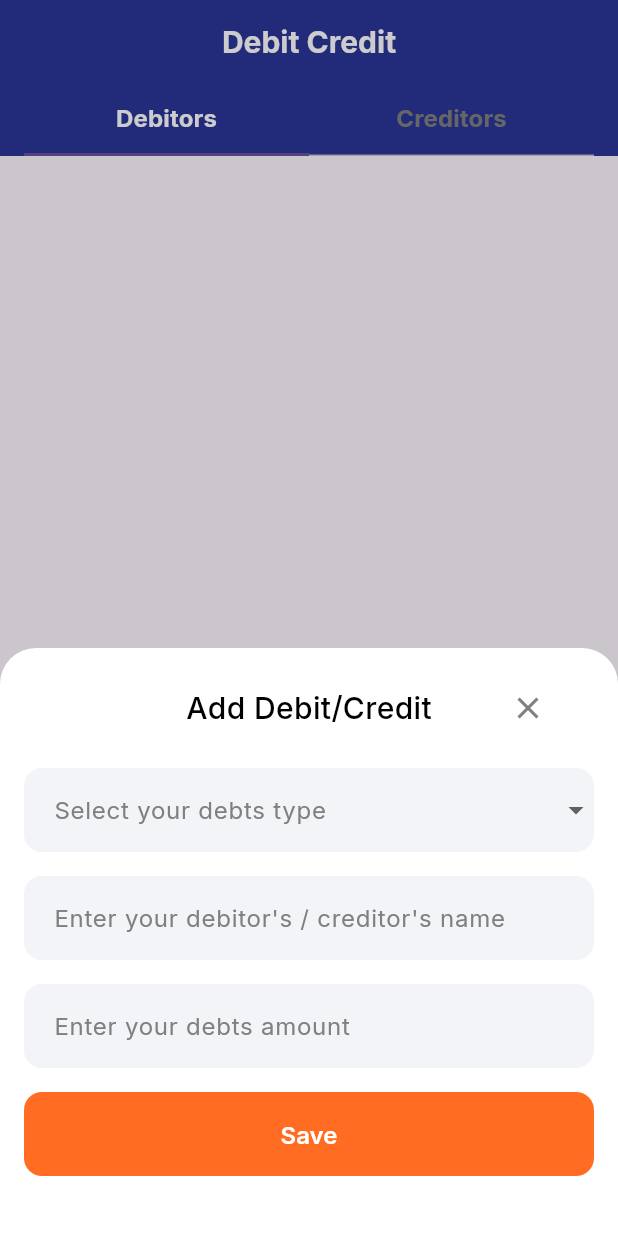
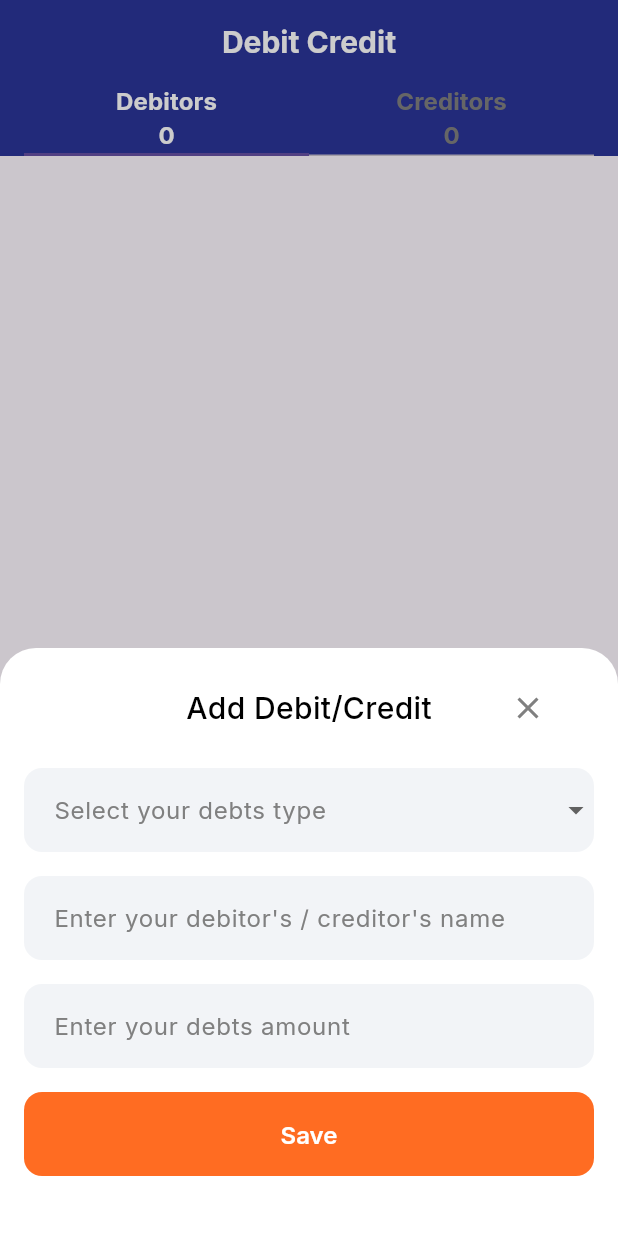
Before and after one commit to KafiulIslam/money_ger, a Flutter app: the DebitCreditScreen screen opened directly, after a tap on the "add" icon, on a phone screen of 412 x 824 dp. Run offline on Flutter 3.47's test engine with Material 3 defaults, Android fonts, the phone set to English and light mode, and no system bars; our stand-ins replace appwrite, fl_chart, flutter_secure_storage, google_fonts; accounts and stored records are empty; network calls fail.

Commit message:
total debit and credit is showing

```diff
--- a/lib/controllers/debit_credit_provider.dart
+++ b/lib/controllers/debit_credit_provider.dart
@@ -30,6 +30,8 @@ class DebitCreditProvider extends ChangeNotifier {
   late bool isDebtListLoading = false;
   late List<DebitCreditModel> debitList = [];
   late List<DebitCreditModel> creditList = [];
+  late int totalDebit = 0;
+  late int totalCredit = 0;
 
   Future<void> getDebtList() async {
     try {
@@ -61,6 +63,7 @@ class DebitCreditProvider extends ChangeNotifier {
                   debtsName: e.data['debtsName'] ?? '',
                   debtsType: e.data['debtsType'] ?? '',
                   debtsAmount: e.data['debtsAmount'] ?? 0));
+              totalDebit = totalDebit + e.data['debtsAmount'] as int;
               notifyListeners();
             } else {
               creditList.add(DebitCreditModel(
@@ -70,6 +73,7 @@ class DebitCreditProvider extends ChangeNotifier {
                   debtsName: e.data['debtsName'] ?? '',
                   debtsType: e.data['debtsType'] ?? '',
                   debtsAmount: e.data['debtsAmount'] ?? 0));
+              totalCredit = totalCredit + e.data['debtsAmount'] as int;
               notifyListeners();
             }
           }
--- a/lib/views/dashboard/debitCredit/debit_credit_screen.dart
+++ b/lib/views/dashboard/debitCredit/debit_credit_screen.dart
@@ -36,9 +36,15 @@ class _DebitCreditScreenState extends State<DebitCreditScreen> {
               indicatorSize: TabBarIndicatorSize.tab,
               labelStyle: tTextStyle700.copyWith(color: white),
               unselectedLabelColor: iconColor,
-              tabs: const [
-                Tab(child: Text('Debitors')),
-                Tab(child: Text('Creditors')),
+              tabs: [
+                Tab(child: Column(children: [
+                  Text('Debitors'),
+                  Text(debitCreditState.totalDebit.toString())
+                ],)),
+                Tab(child: Column(children: [
+                  Text('Creditors'),
+                  Text(debitCreditState.totalCredit.toString())
+                ],)),
               ],
             ),
           ),
--- a/lib/views/dashboard/home/report/report_screen.dart
+++ b/lib/views/dashboard/home/report/report_screen.dart
@@ -3,10 +3,8 @@ import 'package:flutter/material.dart';
 import 'package:money_ger/controllers/auth_provider.dart';
 import 'package:money_ger/controllers/monthly_budget_provider.dart';
 import 'package:money_ger/utils/constant/constant.dart';
-import 'package:money_ger/utils/custom_dialog.dart';
 import 'package:money_ger/utils/spacer.dart';
 import 'package:money_ger/utils/typograpgy.dart';
-import 'package:money_ger/views/dashboard/home/widgets/add_budget_bottomsheet.dart';
 import 'package:provider/provider.dart';
 import '../../../../utils/color.dart';
 
```
Also changed, not shown: pubspec.lock, 5 other files.
